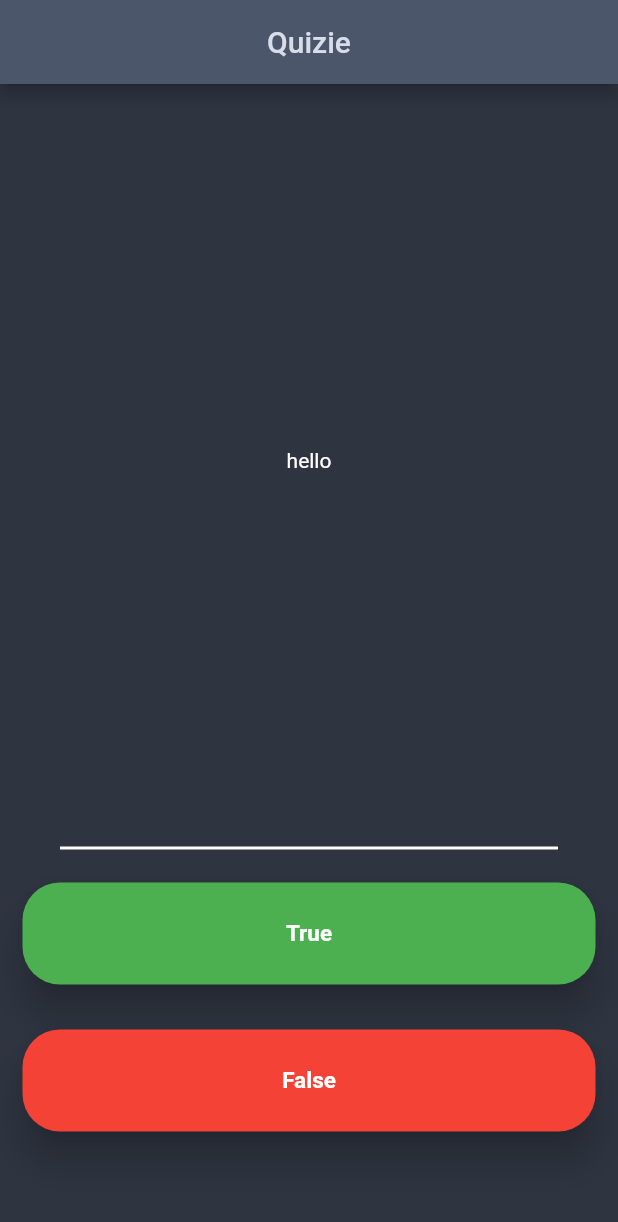
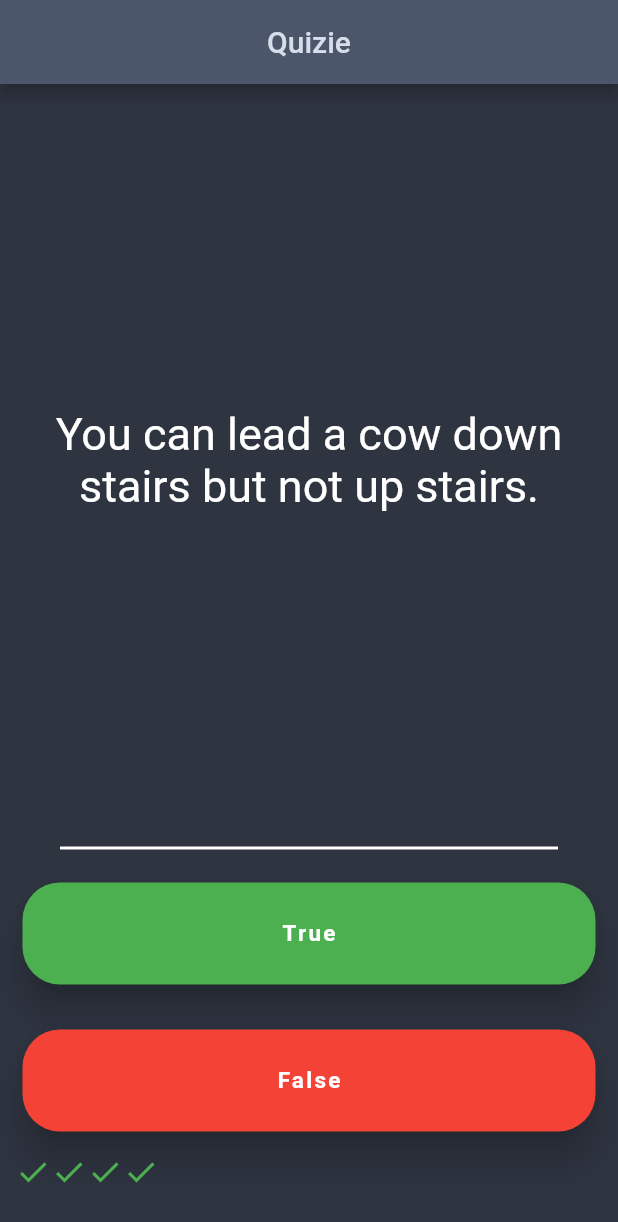
Before and after one commit to akshaykoni174285/quizzer_1_0, a Flutter app: the screen it shows after launch, after a tap on "True", on a phone screen of 412 x 824 dp. Shown: the top 1222 px of the screen. Run offline on Flutter 3.47's test engine with Material 2 defaults, Android fonts, the phone set to English and light mode, and no system bars.

Commit message:
11 march

```diff
--- /dev/null
+++ b/lib/brain_quiz.dart
@@ -0,0 +1,46 @@
+import 'question.dart';
+
+class BrainQuiz {
+  int _questionum = 0;
+  final List<Question> _questionbank = [
+    Question('Some cats are actually allergic to humans', true),
+    Question('You can lead a cow down stairs but not up stairs.', false),
+    Question('Approximately one quarter of human bones are in the feet.', true),
+    Question('A slug\'s blood is green.', true),
+    Question('Buzz Aldrin\'s mother\'s maiden name was \"Moon\".', true),
+    Question('It is illegal to pee in the Ocean in Portugal.', true),
+    Question(
+        'No piece of square dry paper can be folded in half more than 7 times.',
+        false),
+    Question(
+        'In London, UK, if you happen to die in the House of Parliament, you are technically entitled to a state funeral, because the building is considered too sacred a place.',
+        true),
+    Question(
+        'The loudest sound produced by any animal is 188 decibels. That animal is the African Elephant.',
+        false),
+    Question(
+        'The total surface area of two human lungs is approximately 70 square metres.',
+        true),
+    Question('Google was originally called \"Backrub\".', true),
+    Question(
+        'Chocolate affects a dog\'s heart and nervous system; a few ounces are enough to kill a small dog.',
+        true),
+    Question(
+        'In West Virginia, USA, if you accidentally hit an animal with your car, you are free to take it home to eat.',
+        true),
+  ];
+
+  void nextQuest() {
+    if (_questionum < _questionbank.length - 1) {
+      _questionum++;
+    }
+  }
+
+  String getQuestion() {
+    return _questionbank[_questionum].questionText;
+  }
+
+  bool getAnswer() {
+    return _questionbank[_questionum].questionAnswer;
+  }
+}
--- a/lib/main.dart
+++ b/lib/main.dart
@@ -1,4 +1,8 @@
 import 'package:flutter/material.dart';
+// import 'question.dart';
+import 'brain_quiz.dart';
+
+BrainQuiz brainQuiz = BrainQuiz();
 
 void main() {
   runApp(const MyApp());
@@ -12,15 +16,17 @@
 }
 
 class _MyAppState extends State<MyApp> {
+  List<Icon> scorekeeper = [];
+
   @override
   Widget build(BuildContext context) {
     return MaterialApp(
       debugShowCheckedModeBanner: false,
       home: Scaffold(
-        backgroundColor: Color(0xff2E3440),
+        backgroundColor: const Color(0xff2E3440),
         appBar: AppBar(
-          backgroundColor: Color(0xff4C566A),
-          title: Text(
+          backgroundColor: const Color(0xff4C566A),
+          title: const Text(
             "Quizie",
             style: TextStyle(
               color: Color(0xffD8DEE9),
@@ -31,21 +37,23 @@
         ),
         body: SafeArea(
           child: Padding(
-            padding: EdgeInsets.symmetric(horizontal: 10),
+            padding: const EdgeInsets.symmetric(horizontal: 10),
             child: Column(
               children: [
                 Expanded(
                   flex: 2,
-                  child: Container(
-                    child: Center(
-                      child: Text(
-                        "hello",
-                        style: TextStyle(color: Colors.white),
+                  child: Center(
+                    child: Text(
+                      brainQuiz.getQuestion(),
+                      textAlign: TextAlign.center,
+                      style: TextStyle(
+                        color: Colors.white,
+                        fontSize: 30,
                       ),
                     ),
                   ),
                 ),
-                Divider(
+                const Divider(
                   color: Colors.white,
                   thickness: 2,
                   indent: 30,
@@ -64,19 +72,32 @@
                           borderRadius: BorderRadius.circular(25),
                         ),
                         color: Colors.green,
-                        margin:
-                            EdgeInsets.symmetric(vertical: 15, horizontal: 5),
+                        margin: const EdgeInsets.symmetric(
+                            vertical: 15, horizontal: 5),
                         child: InkWell(
                           splashColor: Colors.green[900],
                           onTap: () {
-                            debugPrint('tapped');
+                            bool correctans = brainQuiz.getAnswer();
+                            if (correctans == true) {
+                              print("correct ans");
+                            } else {
+                              print("wrong ans");
+                            }
+                            // bool correct_ans = answers[counter_num];
+                            // if (correct_ans == true){
+                            //
+                            // }
+                            setState(() {
+                              brainQuiz.nextQuest();
+                            });
                           },
-                          child: Center(
+                          child: const Center(
                             child: Padding(
-                              padding: const EdgeInsets.symmetric(vertical: 25),
+                              padding: EdgeInsets.symmetric(vertical: 25),
                               child: Text(
                                 'True',
                                 style: TextStyle(
+                                    letterSpacing: 1.5,
                                     color: Colors.white,
                                     fontSize: 15,
                                     fontWeight: FontWeight.bold),
@@ -93,19 +114,28 @@
                         ),
                         elevation: 10,
                         color: Colors.red,
-                        margin:
-                            EdgeInsets.symmetric(vertical: 15, horizontal: 5),
+                        margin: const EdgeInsets.symmetric(
+                            vertical: 15, horizontal: 5),
                         child: InkWell(
                           onTap: () {
-                            debugPrint('tapped');
+                            bool correctans = brainQuiz.getAnswer();
+                            if (correctans == false) {
+                              print("correct ans");
+                            } else {
+                              print("wrong ans");
+                            }
+                            setState(() {
+                              brainQuiz.nextQuest();
+                            });
                           },
                           splashColor: Colors.red[900],
-                          child: Center(
+                          child: const Center(
                             child: Padding(
-                              padding: const EdgeInsets.symmetric(vertical: 25),
+                              padding: EdgeInsets.symmetric(vertical: 25),
                               child: Text(
                                 'False',
                                 style: TextStyle(
+                                    letterSpacing: 1.5,
                                     color: Colors.white,
                                     fontSize: 15,
                                     fontWeight: FontWeight.bold),
@@ -114,6 +144,30 @@
                           ),
                         ),
                       ),
+                      //TODO: enter the score keeper
+                      Container(
+                        margin: const EdgeInsets.symmetric(vertical: 0),
+                      ),
+                      Row(
+                        children: [
+                          Icon(
+                            Icons.check,
+                            color: Colors.green,
+                          ),
+                          Icon(
+                            Icons.check,
+                            color: Colors.green,
+                          ),
+                          Icon(
+                            Icons.check,
+                            color: Colors.green,
+                          ),
+                          Icon(
+                            Icons.check,
+                            color: Colors.green,
+                          ),
+                        ],
+                      )
                     ],
                   ),
                 ),
--- /dev/null
+++ b/lib/question.dart
@@ -0,0 +1,8 @@
+class Question {
+  String questionText = "";
+  bool questionAnswer = false;
+  Question(String q, bool a) {
+    questionText = q;
+    questionAnswer = a;
+  }
+}
```
Also changed, not shown: 5 other files.
